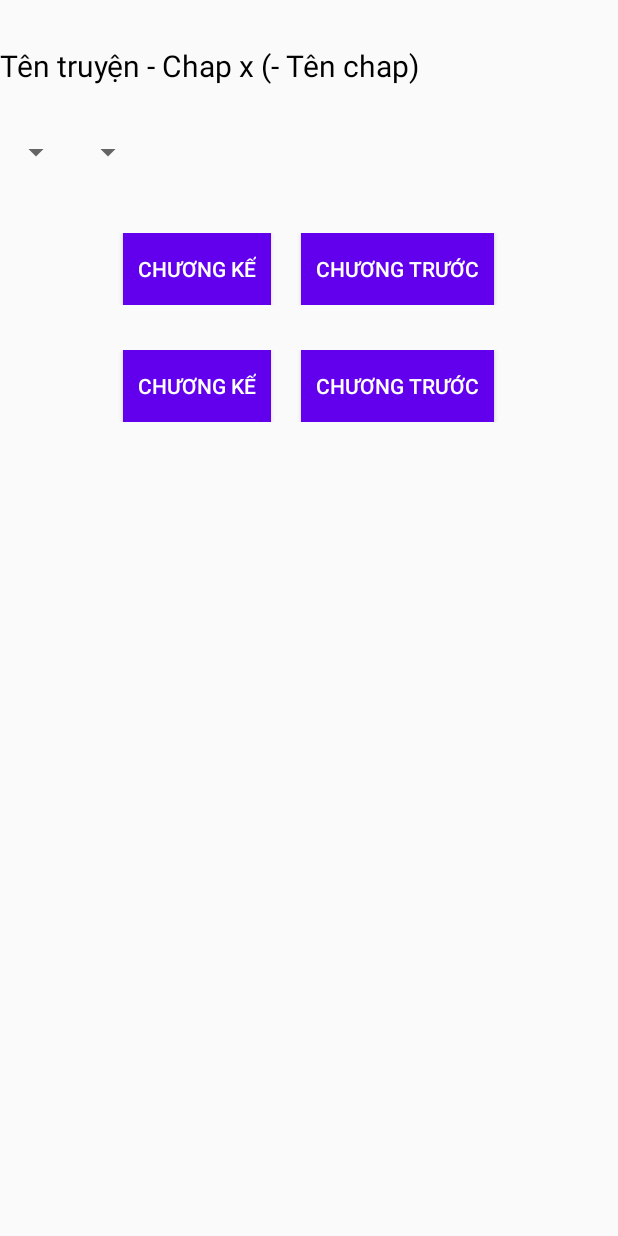
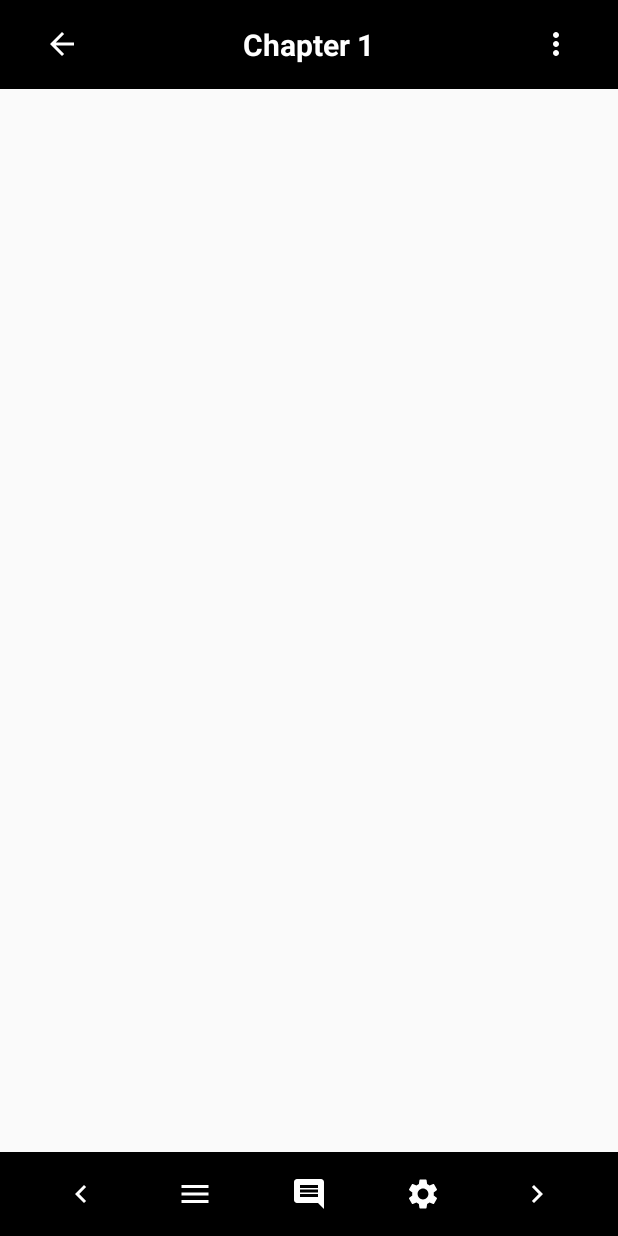
Before and after one commit to chinhtran07/comic-app, an Android app: the ReadingActivity screen opened directly, with no data from a screen before it, on a phone screen of 412 x 824 dp. Run offline under Robolectric (Android 15) with nearby library versions, the phone set to English and light mode, and no system bars; our stand-ins replace Firebase (no records; nobody signed in at launch, a user with empty details on screens opened directly).

Commit message:
update ui reading activity

```diff
--- a/app/src/main/java/com/main/comicapp/activities/ReadingActivity.java
+++ b/app/src/main/java/com/main/comicapp/activities/ReadingActivity.java
@@ -1,17 +1,116 @@
 package com.main.comicapp.activities;
 
+import android.annotation.SuppressLint;
+import android.content.Intent;
 import android.os.Bundle;
+import android.widget.ImageButton;
+import android.widget.TextView;
 
+import androidx.annotation.Nullable;
 import androidx.appcompat.app.AppCompatActivity;
+import androidx.lifecycle.Observer;
+import androidx.lifecycle.ViewModelProvider;
+import androidx.recyclerview.widget.LinearLayoutManager;
+import androidx.recyclerview.widget.RecyclerView;
 
 import com.main.comicapp.R;
+import com.main.comicapp.adapters.ChaptersAdapter;
+import com.main.comicapp.adapters.PagesAdapter;
+import com.main.comicapp.models.Chapter;
+import com.main.comicapp.models.Page;
+import com.main.comicapp.viewmodels.ChapterViewModel;
+import com.main.comicapp.viewmodels.PageViewModel;
+
+import java.util.HashMap;
+import java.util.List;
 
 public class ReadingActivity extends AppCompatActivity {
+
+    private ImageButton btnPrevChapter, btnNextChapter, btnBack, btnOption;
+    private TextView tvTitle;
+    private RecyclerView recyclerView;
+    private PagesAdapter pagesAdapter;
+    private PageViewModel pageViewModel;
+    private ChapterViewModel chapterViewModel;
+    private ChaptersAdapter chaptersAdapter;
+    private Chapter currentChapter;
+
 
     @Override
     protected void onCreate(Bundle savedInstanceState) {
         super.onCreate(savedInstanceState);
         setContentView(R.layout.activity_reading);
 
+        init();
+        setupListeners();
+    }
+
+    private void init() {
+        btnBack = findViewById(R.id.btn_back);
+        btnOption = findViewById(R.id.btn_more);
+        btnNextChapter = findViewById(R.id.btn_next_chapter);
+        btnPrevChapter = findViewById(R.id.btn_prev_chapter);
+        tvTitle = findViewById(R.id.tv_title);
+        recyclerView = findViewById(R.id.recycler_img);
+
+        recyclerView.setLayoutManager(new LinearLayoutManager(this, LinearLayoutManager.VERTICAL, false));
+
+        pagesAdapter = new PagesAdapter(this, null);
+        recyclerView.setAdapter(pagesAdapter);
+        pageViewModel = new ViewModelProvider(this).get(PageViewModel.class);
+        chapterViewModel = new ViewModelProvider(this).get(ChapterViewModel.class);
+
+
+        Intent intent = getIntent();
+        if (intent != null) {
+            currentChapter = (Chapter) intent.getSerializableExtra("chapter");
+            String titleId = (String) intent.getSerializableExtra("titleId");
+            if (currentChapter != null) {
+                loadChapterData(currentChapter);
+                loadPages();
+            }
+        }
+
+
+    }
+
+    private void setupListeners() {
+        btnNextChapter.setOnClickListener(v -> loadNextChapter());
+        btnPrevChapter.setOnClickListener(v -> loadPreviousChapter());
+        btnBack.setOnClickListener(v -> getOnBackPressedDispatcher().onBackPressed());
+    }
+
+    @SuppressLint("DefaultLocale")
+    private void loadChapterData(Chapter chapter) {
+        tvTitle.setText(String.format("Chapter %d", chapter.getChapterNumber()));
+    }
+
+    private void loadPages() {
+        if (currentChapter != null) {
+            pageViewModel.getPages(new HashMap<>(), currentChapter.getId()).observe(this, new Observer<List<Page>>() {
+                @Override
+                public void onChanged(@Nullable List<Page> pages) {
+                    if (pages != null) {
+                        pagesAdapter.setPages(pages);
+                    }
+                }
+            });
+        }
+    }
+
+    private void loadNextChapter() {
+        // Logic to load the next chapter
+        // Update `currentChapter` and call `loadChapterData(currentChapter)` and `loadPages()`
+    }
+
+    private void loadPreviousChapter() {
+        // Logic to load the previous chapter
+        // Update `currentChapter` and call `loadChapterData(currentChapter)` and `loadPages()`
+    }
+
+    @Override
+    protected void onDestroy() {
+        super.onDestroy();
+        // Cleanup or release resources if necessary
     }
 }
--- a/app/src/main/java/com/main/comicapp/adapters/ChaptersAdapter.java
+++ b/app/src/main/java/com/main/comicapp/adapters/ChaptersAdapter.java
@@ -29,6 +29,9 @@ public class ChaptersAdapter extends RecyclerView.Adapter<ChaptersAdapter.Chapte
         notifyDataSetChanged();
     }
 
+    public List<Chapter> getChapters() {
+        return chapters;
+    }
 
     public interface OnChapterClickListener {
         void onChapterClick(Chapter chapter);
--- /dev/null
+++ b/app/src/main/java/com/main/comicapp/adapters/PagesAdapter.java
@@ -0,0 +1,66 @@
+package com.main.comicapp.adapters;
+
+import android.content.Context;
+import android.view.LayoutInflater;
+import android.view.View;
+import android.view.ViewGroup;
+import android.widget.ImageView;
+
+import androidx.annotation.NonNull;
+import androidx.recyclerview.widget.RecyclerView;
+
+import com.bumptech.glide.Glide;
+import com.google.firebase.storage.FirebaseStorage;
+import com.google.firebase.storage.StorageReference;
+import com.main.comicapp.R;
+import com.main.comicapp.models.Page;
+
+import java.util.List;
+
+
+public class PagesAdapter extends RecyclerView.Adapter<PagesAdapter.PageViewHolder>{
+
+    private List<Page> pages;
+    private Context context;
+    private final FirebaseStorage storage;
+
+    public PagesAdapter(Context context, List<Page> pages) {
+        this.pages = pages;
+        this.context = context;
+        this.storage = FirebaseStorage.getInstance();
+    }
+
+    @NonNull
+    @Override
+    public PageViewHolder onCreateViewHolder(@NonNull ViewGroup parent, int viewType) {
+        View view = LayoutInflater.from(parent.getContext()).inflate(R.layout.item_page, parent, false);
+        return new PageViewHolder(view);
+    }
+
+    @Override
+    public void onBindViewHolder(@NonNull PageViewHolder holder, int position) {
+        Page page = pages.get(position);
+
+        StorageReference storageRef = storage.getReference().child(page.getImagePath());
+        Glide.with(context).load(storageRef)
+                .into(holder.imageView);
+    }
+
+    @Override
+    public int getItemCount() {
+        return pages == null ? 0 : pages.size();
+    }
+
+    public static class PageViewHolder extends RecyclerView.ViewHolder {
+
+        ImageView imageView;
+        public PageViewHolder(@NonNull View itemView) {
+            super(itemView);
+            imageView = itemView.findViewById(R.id.image);
+        }
+    }
+
+    public void setPages(List<Page> pages) {
+        this.pages = pages;
+    }
+}
--- a/app/src/main/java/com/main/comicapp/repositories/ChapterRepository.java
+++ b/app/src/main/java/com/main/comicapp/repositories/ChapterRepository.java
@@ -12,4 +12,5 @@ public interface ChapterRepository {
     void updateChapter(String id, Chapter chapter);
     void deleteChapter(String id);
     LiveData<List<Chapter>> getChapters(String titleId);
+    List<Chapter> getOriginChapters(String titleId);
 }
--- /dev/null
+++ b/app/src/main/java/com/main/comicapp/repositories/PageRepository.java
@@ -0,0 +1,12 @@
+package com.main.comicapp.repositories;
+
+import androidx.lifecycle.LiveData;
+
+import com.main.comicapp.models.Page;
+
+import java.util.List;
+import java.util.Map;
+
+public interface PageRepository {
+    LiveData<List<Page>> getPages(Map<String, String> params, String chapterId);
+}
--- a/app/src/main/java/com/main/comicapp/viewmodels/ChapterViewModel.java
+++ b/app/src/main/java/com/main/comicapp/viewmodels/ChapterViewModel.java
@@ -36,4 +36,8 @@ public class ChapterViewModel extends ViewModel {
     public LiveData<List<Chapter>> getChapters(String titleId) {
         return chapterRepository.getChapters(titleId);
     }
+
+    public List<Chapter> getOriginChapter(String titleId) {
+        return chapterRepository.getOriginChapters(titleId);
+    }
 }
--- /dev/null
+++ b/app/src/main/java/com/main/comicapp/viewmodels/PageViewModel.java
@@ -0,0 +1,23 @@
+package com.main.comicapp.viewmodels;
+
+import androidx.lifecycle.LiveData;
+import androidx.lifecycle.ViewModel;
+
+import com.main.comicapp.models.Page;
+import com.main.comicapp.repositories.PageRepository;
+import com.main.comicapp.repositories.impl.PageRepositoryImpl;
+
+import java.util.List;
+import java.util.Map;
+
+public class PageViewModel extends ViewModel {
+    private final PageRepository pageRepository;
+
+    public PageViewModel() {
+        pageRepository = PageRepositoryImpl.getInstance();
+    }
+
+    public LiveData<List<Page>> getPages(Map<String, String> params, String chapterId) {
+        return this.pageRepository.getPages(params, chapterId);
+    }
+}
--- /dev/null
+++ b/app/src/main/res/drawable/baseline_arrow_back_24.xml
@@ -0,0 +1,5 @@
+<vector xmlns:android="http://schemas.android.com/apk/res/android" android:autoMirrored="true" android:height="24dp" android:tint="#ffffff" android:viewportHeight="24" android:viewportWidth="24" android:width="24dp">
+
+    <path android:fillColor="@android:color/black" android:pathData="M20,11H7.83l5.59,-5.59L12,4l-8,8 8,8 1.41,-1.41L7.83,13H20v-2z"/>
+
+</vector>
--- /dev/null
+++ b/app/src/main/res/drawable/baseline_comment_24.xml
@@ -0,0 +1,5 @@
+<vector xmlns:android="http://schemas.android.com/apk/res/android" android:autoMirrored="true" android:height="24dp" android:tint="#FFFFFF" android:viewportHeight="24" android:viewportWidth="24" android:width="24dp">
+
+    <path android:fillColor="@android:color/white" android:pathData="M21.99,4c0,-1.1 -0.89,-2 -1.99,-2L4,2c-1.1,0 -2,0.9 -2,2v12c0,1.1 0.9,2 2,2h14l4,4 -0.01,-18zM18,14L6,14v-2h12v2zM18,11L6,11L6,9h12v2zM18,8L6,8L6,6h12v2z"/>
+
+</vector>
--- /dev/null
+++ b/app/src/main/res/drawable/baseline_menu_24.xml
@@ -0,0 +1,5 @@
+<vector xmlns:android="http://schemas.android.com/apk/res/android" android:height="24dp" android:tint="#FFFFFF" android:viewportHeight="24" android:viewportWidth="24" android:width="24dp">
+
+    <path android:fillColor="@android:color/white" android:pathData="M3,18h18v-2L3,16v2zM3,13h18v-2L3,11v2zM3,6v2h18L21,6L3,6z"/>
+
+</vector>
--- /dev/null
+++ b/app/src/main/res/drawable/baseline_more_vert_24.xml
@@ -0,0 +1,5 @@
+<vector xmlns:android="http://schemas.android.com/apk/res/android" android:height="24dp" android:tint="#ffffff" android:viewportHeight="24" android:viewportWidth="24" android:width="24dp">
+
+    <path android:fillColor="@android:color/black" android:pathData="M12,8c1.1,0 2,-0.9 2,-2s-0.9,-2 -2,-2 -2,0.9 -2,2 0.9,2 2,2zM12,10c-1.1,0 -2,0.9 -2,2s0.9,2 2,2 2,-0.9 2,-2 -0.9,-2 -2,-2zM12,16c-1.1,0 -2,0.9 -2,2s0.9,2 2,2 2,-0.9 2,-2 -0.9,-2 -2,-2z"/>
+
+</vector>
--- /dev/null
+++ b/app/src/main/res/drawable/baseline_navigate_before_24.xml
@@ -0,0 +1,5 @@
+<vector xmlns:android="http://schemas.android.com/apk/res/android" android:autoMirrored="true" android:height="24dp" android:tint="#FFFFFF" android:viewportHeight="24" android:viewportWidth="24" android:width="24dp">
+
+    <path android:fillColor="@android:color/white" android:pathData="M15.41,7.41L14,6l-6,6 6,6 1.41,-1.41L10.83,12z"/>
+
+</vector>
--- /dev/null
+++ b/app/src/main/res/drawable/baseline_navigate_next_24.xml
@@ -0,0 +1,5 @@
+<vector xmlns:android="http://schemas.android.com/apk/res/android" android:autoMirrored="true" android:height="24dp" android:tint="#FFFFFF" android:viewportHeight="24" android:viewportWidth="24" android:width="24dp">
+
+    <path android:fillColor="@android:color/white" android:pathData="M10,6L8.59,7.41 13.17,12l-4.58,4.59L10,18l6,-6z"/>
+
+</vector>
--- /dev/null
+++ b/app/src/main/res/drawable/baseline_settings_24.xml
@@ -0,0 +1,5 @@
+<vector xmlns:android="http://schemas.android.com/apk/res/android" android:height="24dp" android:tint="#FFFFFF" android:viewportHeight="24" android:viewportWidth="24" android:width="24dp">
+
+    <path android:fillColor="@android:color/white" android:pathData="M19.14,12.94c0.04,-0.3 0.06,-0.61 0.06,-0.94c0,-0.32 -0.02,-0.64 -0.07,-0.94l2.03,-1.58c0.18,-0.14 0.23,-0.41 0.12,-0.61l-1.92,-3.32c-0.12,-0.22 -0.37,-0.29 -0.59,-0.22l-2.39,0.96c-0.5,-0.38 -1.03,-0.7 -1.62,-0.94L14.4,2.81c-0.04,-0.24 -0.24,-0.41 -0.48,-0.41h-3.84c-0.24,0 -0.43,0.17 -0.47,0.41L9.25,5.35C8.66,5.59 8.12,5.92 7.63,6.29L5.24,5.33c-0.22,-0.08 -0.47,0 -0.59,0.22L2.74,8.87C2.62,9.08 2.66,9.34 2.86,9.48l2.03,1.58C4.84,11.36 4.8,11.69 4.8,12s0.02,0.64 0.07,0.94l-2.03,1.58c-0.18,0.14 -0.23,0.41 -0.12,0.61l1.92,3.32c0.12,0.22 0.37,0.29 0.59,0.22l2.39,-0.96c0.5,0.38 1.03,0.7 1.62,0.94l0.36,2.54c0.05,0.24 0.24,0.41 0.48,0.41h3.84c0.24,0 0.44,-0.17 0.47,-0.41l0.36,-2.54c0.59,-0.24 1.13,-0.56 1.62,-0.94l2.39,0.96c0.22,0.08 0.47,0 0.59,-0.22l1.92,-3.32c0.12,-0.22 0.07,-0.47 -0.12,-0.61L19.14,12.94zM12,15.6c-1.98,0 -3.6,-1.62 -3.6,-3.6s1.62,-3.6 3.6,-3.6s3.6,1.62 3.6,3.6S13.98,15.6 12,15.6z"/>
+
+</vector>
--- a/app/src/main/res/layout/activity_reading.xml
+++ b/app/src/main/res/layout/activity_reading.xml
@@ -1,92 +1,120 @@
 <?xml version="1.0" encoding="utf-8"?>
-<LinearLayout xmlns:android="http://schemas.android.com/apk/res/android"
+<RelativeLayout xmlns:android="http://schemas.android.com/apk/res/android"
     xmlns:app="http://schemas.android.com/apk/res-auto"
     xmlns:tools="http://schemas.android.com/tools"
     android:id="@+id/main"
     android:layout_width="match_parent"
     android:layout_height="match_parent"
-    android:orientation="vertical"
     tools:context=".activities.ReadingActivity">
 
-    <TextView
-        android:layout_marginTop="30dp"
+    <!-- Top Bar -->
+    <LinearLayout
+        android:id="@+id/top_bar"
         android:layout_width="match_parent"
         android:layout_height="wrap_content"
-        android:text="Tên truyện - Chap x (- Tên chap)"
-        android:textSize="20dp"/>
+        android:padding="16dp"
+        android:background="@color/black"
+        android:orientation="horizontal"
+        android:gravity="center_vertical">
 
-    <LinearLayout
-        android:layout_marginTop="20dp"
-        android:layout_width="match_parent"
-        android:layout_height="wrap_content">
+        <ImageButton
+            android:id="@+id/btn_back"
+            android:layout_width="wrap_content"
+            android:layout_height="wrap_content"
+            android:background="@android:color/transparent"
+            android:contentDescription="Back"
+            android:src="@drawable/baseline_arrow_back_24"
+            android:layout_weight="1"/>
 
-        <Spinner
+        <TextView
+            android:id="@+id/tv_title"
             android:layout_width="wrap_content"
-            android:layout_height="48dp"
-            />
-        <Spinner
+            android:layout_height="wrap_content"
+            android:textSize="20sp"
+            android:textStyle="bold"
+            android:textColor="@color/white"
+            android:text="Chapter 1"
+            android:gravity="center"
+            android:layout_weight="7"/>
+
+        <ImageButton
+            android:id="@+id/btn_more"
             android:layout_width="wrap_content"
-            android:layout_height="48dp"
-            />
+            android:layout_height="wrap_content"
+            android:background="@android:color/transparent"
+            android:src="@drawable/baseline_more_vert_24"
+            android:layout_weight="1"/>
     </LinearLayout>
 
+    <!-- Content Section -->
+    <FrameLayout
+        android:id="@+id/content_frame"
+        android:layout_width="match_parent"
+        android:layout_height="match_parent"
+        android:layout_below="@id/top_bar"
+        android:layout_above="@id/bottom_bar">
+        <androidx.recyclerview.widget.RecyclerView
+            android:id="@+id/recycler_img"
+            android:layout_width="match_parent"
+            android:layout_height="match_parent"
+            android:scrollbars="vertical"
+            tools:listitem="@layout/item_page"/>
+    </FrameLayout>
+
+    <!-- Bottom Bar -->
     <LinearLayout
+        android:id="@+id/bottom_bar"
         android:layout_width="match_parent"
         android:layout_height="wrap_content"
-        android:layout_marginTop="30dp"
-        android:gravity="center">
+        android:padding="16dp"
+        android:background="#000000"
+        android:layout_alignParentBottom="true"
+        android:orientation="horizontal">
 
-        <Button
-            android:id="@+id/button_next_chapter"
-            android:background="@color/design_default_color_primary"
-            android:textColor="@color/white"
-            android:layout_width="wrap_content"
+        <ImageButton
+            android:id="@+id/btn_prev_chapter"
+            android:layout_width="0dp"
             android:layout_height="wrap_content"
-            android:padding="10dp"
-            android:text="Chương kế" />
+            android:background="@android:color/transparent"
+            android:contentDescription="Previous Chapter"
+            android:src="@drawable/baseline_navigate_before_24"
+            android:layout_weight="1" />
 
-        <Button
-            android:id="@+id/button_prev_chapter"
-            android:background="@color/design_default_color_primary"
-            android:textColor="@color/white"
-            android:layout_width="wrap_content"
+        <ImageButton
+            android:id="@+id/btn_menu"
+            android:layout_width="0dp"
             android:layout_height="wrap_content"
-            android:layout_marginStart="20dp"
-            android:padding="10dp"
-            android:text="Chương trước"/>
+            android:background="@android:color/transparent"
+            android:src="@drawable/baseline_menu_24"
+            android:layout_weight="1" />
+
+        <ImageButton
+            android:id="@+id/btn_comment"
+            android:layout_width="0dp"
+            android:layout_height="wrap_content"
+            android:background="@android:color/transparent"
+            android:src="@drawable/baseline_comment_24"
+            android:layout_weight="1"
+            tools:ignore="ContentDescription" />
+
+        <ImageButton
+            android:id="@+id/btn_setting"
+            android:layout_width="0dp"
+            android:layout_height="wrap_content"
+            android:background="@android:color/transparent"
+            android:src="@drawable/baseline_settings_24"
+            android:layout_weight="1"
+            tools:ignore="ContentDescription" />
+
+        <ImageButton
+            android:id="@+id/btn_next_chapter"
+            android:layout_width="0dp"
+            android:layout_height="wrap_content"
+            android:background="@android:color/transparent"
+            android:contentDescription="Next Chapter"
+            android:src="@drawable/baseline_navigate_next_24"
+            android:layout_weight="1" />
+
     </LinearLayout>
 
-    <ListView
-        android:id="@+id/page_images"
-        android:layout_width="match_parent"
-        android:layout_height="wrap_content"
-        >
-
-    </ListView>
-
-    <LinearLayout
-        android:layout_width="match_parent"
-        android:layout_height="wrap_content"
-        android:layout_marginTop="30dp"
-        android:gravity="center">
-
-        <Button
-            android:id="@id/button_next_chapter"
-            android:background="@color/design_default_color_primary"
-            android:textColor="@color/white"
-            android:layout_width="wrap_content"
-            android:layout_height="wrap_content"
-            android:padding="10dp"
-            android:text="Chương kế" />
-
-        <Button
-            android:id="@id/button_prev_chapter"
-            android:background="@color/design_default_color_primary"
-            android:textColor="@color/white"
-            android:layout_width="wrap_content"
-            android:layout_height="wrap_content"
-            android:layout_marginStart="20dp"
-            android:padding="10dp"
-            android:text="Chương trước"/>
-    </LinearLayout>
-</LinearLayout>
+</RelativeLayout>
```
Also changed, not shown: app/src/main/java/com/main/comicapp/activities/TitleDetailActivity.java (+9 -11 lines), app/src/main/java/com/main/comicapp/repositories/impl/ChapterRepositoryImpl.java (+21 -0 lines), app/src/main/java/com/main/comicapp/repositories/impl/PageRepositoryImpl.java (added, +66 -0 lines), app/src/main/res/layout/item_page.xml (added, +16 -0 lines).
